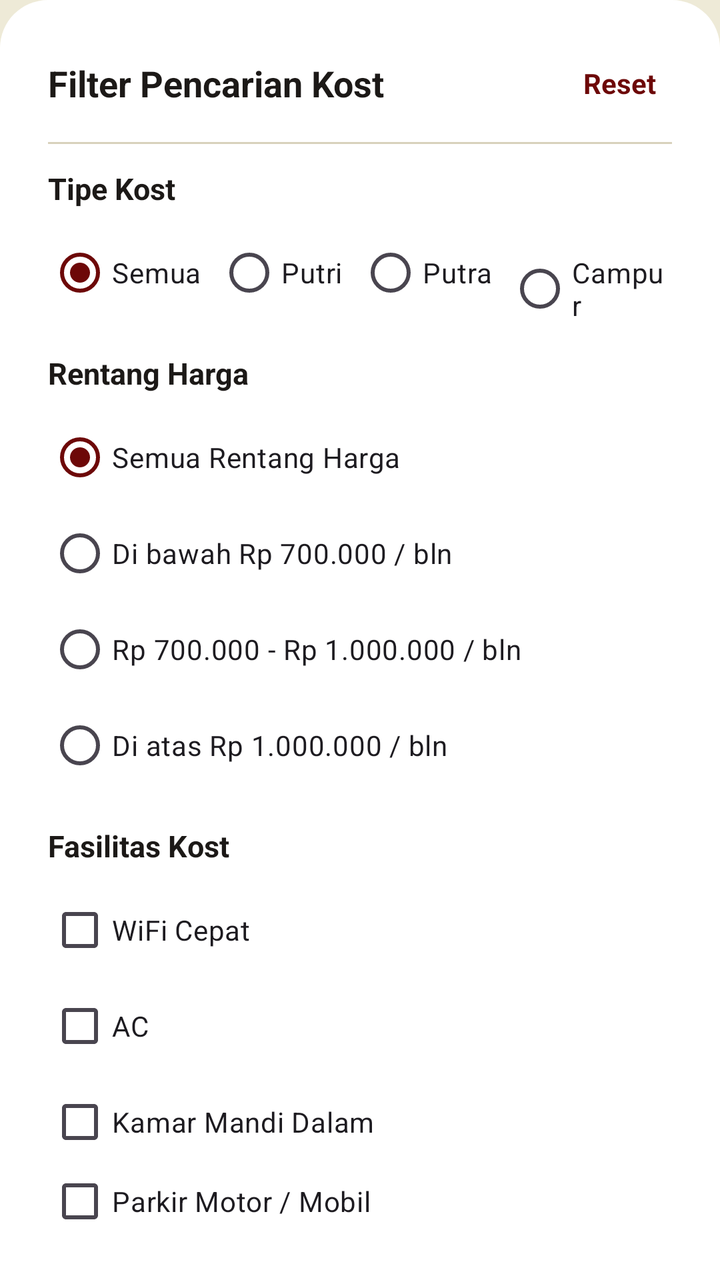
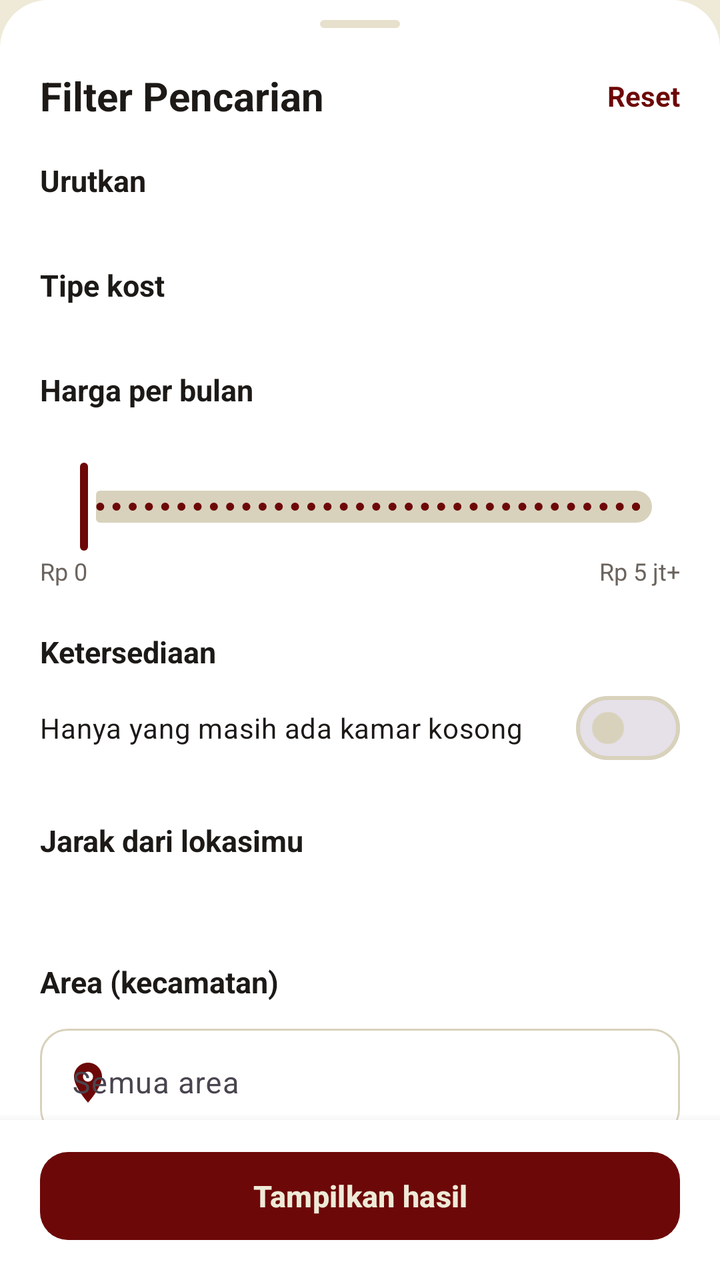

Two renders of the same Android screen: before a commit and after it. Below are the layout's source before the change and the commit's diff.
<!-- AndroidManifest.xml: application theme Theme.CariKostKita -->
<!-- res/layout/bottom_sheet_filter.xml -->
<?xml version="1.0" encoding="utf-8"?>
<LinearLayout xmlns:android="http://schemas.android.com/apk/res/android"
    xmlns:app="http://schemas.android.com/apk/res-auto"
    android:layout_width="match_parent"
    android:layout_height="wrap_content"
    android:background="@drawable/bg_bottom_sheet"
    android:orientation="vertical"
    android:padding="24dp">

    
    <LinearLayout
        android:layout_width="match_parent"
        android:layout_height="wrap_content"
        android:gravity="center_vertical"
        android:orientation="horizontal">

        <TextView
            android:layout_width="0dp"
            android:layout_height="wrap_content"
            android:layout_weight="1"
            android:text="@string/filter_title"
            android:textColor="@color/text_primary"
            android:textSize="18sp"
            android:textStyle="bold" />

        <TextView
            android:id="@+id/tv_filter_reset"
            android:layout_width="wrap_content"
            android:layout_height="wrap_content"
            android:padding="8dp"
            android:text="@string/action_reset"
            android:textColor="@color/primary"
            android:textSize="14sp"
            android:textStyle="bold" />
    </LinearLayout>

    <View
        android:layout_width="match_parent"
        android:layout_height="1dp"
        android:layout_marginVertical="12dp"
        android:background="@color/border" />

    
    <TextView
        android:layout_width="wrap_content"
        android:layout_height="wrap_content"
        android:text="@string/filter_tipe"
        android:textColor="@color/text_primary"
        android:textSize="15sp"
        android:textStyle="bold" />

    <RadioGroup
        android:id="@+id/rg_filter_tipe"
        android:layout_width="match_parent"
        android:layout_height="wrap_content"
        android:layout_marginTop="8dp"
        android:orientation="horizontal">

        <RadioButton
            android:id="@+id/rb_tipe_semua"
            android:layout_width="wrap_content"
            android:layout_height="wrap_content"
            android:checked="true"
            android:text="Semua" />

        <RadioButton
            android:id="@+id/rb_tipe_putri"
            android:layout_width="wrap_content"
            android:layout_height="wrap_content"
            android:layout_marginStart="8dp"
            android:text="Putri" />

        <RadioButton
            android:id="@+id/rb_tipe_putra"
            android:layout_width="wrap_content"
            android:layout_height="wrap_content"
            android:layout_marginStart="8dp"
            android:text="Putra" />

        <RadioButton
            android:id="@+id/rb_tipe_campur"
            android:layout_width="wrap_content"
            android:layout_height="wrap_content"
            android:layout_marginStart="8dp"
            android:text="Campur" />
    </RadioGroup>

    
    <TextView
        android:layout_width="wrap_content"
        android:layout_height="wrap_content"
        android:layout_marginTop="16dp"
        android:text="@string/filter_harga"
        android:textColor="@color/text_primary"
        android:textSize="15sp"
        android:textStyle="bold" />

    <RadioGroup
        android:id="@+id/rg_filter_harga"
        android:layout_width="match_parent"
        android:layout_height="wrap_content"
        android:layout_marginTop="8dp"
        android:orientation="vertical">

        <RadioButton
            android:id="@+id/rb_harga_semua"
            android:layout_width="wrap_content"
            android:layout_height="wrap_content"
            android:checked="true"
            android:text="Semua Rentang Harga" />

        <RadioButton
            android:id="@+id/rb_harga_dibawah_700"
            android:layout_width="wrap_content"
            android:layout_height="wrap_content"
            android:text="Di bawah Rp 700.000 / bln" />

        <RadioButton
            android:id="@+id/rb_harga_700_1jt"
            android:layout_width="wrap_content"
            android:layout_height="wrap_content"
            android:text="Rp 700.000 - Rp 1.000.000 / bln" />

        <RadioButton
            android:id="@+id/rb_harga_diatas_1jt"
            android:layout_width="wrap_content"
            android:layout_height="wrap_content"
            android:text="Di atas Rp 1.000.000 / bln" />
    </RadioGroup>

    
    <TextView
        android:layout_width="wrap_content"
        android:layout_height="wrap_content"
        android:layout_marginTop="16dp"
        android:text="@string/filter_fasilitas"
        android:textColor="@color/text_primary"
        android:textSize="15sp"
        android:textStyle="bold" />

    <LinearLayout
        android:layout_width="match_parent"
        android:layout_height="wrap_content"
        android:layout_marginTop="8dp"
        android:orientation="vertical">

        <CheckBox
            android:id="@+id/cb_fasilitas_wifi"
            android:layout_width="wrap_content"
            android:layout_height="wrap_content"
            android:text="WiFi Cepat" />

        <CheckBox
            android:id="@+id/cb_fasilitas_ac"
            android:layout_width="wrap_content"
            android:layout_height="wrap_content"
            android:text="AC" />

        <CheckBox
            android:id="@+id/cb_fasilitas_km_dalam"
            android:layout_width="wrap_content"
            android:layout_height="wrap_content"
            android:text="Kamar Mandi Dalam" />

        <CheckBox
            android:id="@+id/cb_fasilitas_parkir"
            android:layout_width="wrap_content"
            android:layout_height="wrap_content"
            android:text="Parkir Motor / Mobil" />
    </LinearLayout>

    
    <com.google.android.material.button.MaterialButton
        android:id="@+id/btn_filter_apply"
        android:layout_width="match_parent"
        android:layout_height="54dp"
        android:layout_marginTop="24dp"
        android:backgroundTint="@color/primary"
        android:text="@string/action_apply"
        android:textColor="@color/on_primary"
        android:textSize="16sp"
        app:cornerRadius="12dp" />

</LinearLayout>
<!-- resources referenced by this layout -->
<resources>
  <color name="border">#D8D2BC</color>
  <color name="on_primary">#EEEAD7</color>
  <color name="primary">#6D0808</color>
  <color name="text_primary">#1C1917</color>
  <!-- drawable bg_bottom_sheet (drawable) -->
  <?xml version="1.0" encoding="utf-8"?>
  <shape xmlns:android="http://schemas.android.com/apk/res/android"
      android:shape="rectangle">
      <solid android:color="@color/surface" />
      <corners
          android:topLeftRadius="24dp"
          android:topRightRadius="24dp"
          android:bottomLeftRadius="0dp"
          android:bottomRightRadius="0dp" />
  </shape>
  <string name="action_apply">Terapkan</string>
  <string name="action_reset">Reset</string>
  <string name="filter_fasilitas">Fasilitas Kost</string>
  <string name="filter_harga">Rentang Harga</string>
  <string name="filter_tipe">Tipe Kost</string>
  <string name="filter_title">Filter Pencarian Kost</string>
  <style name="Theme.CariKostKita" parent="Theme.Material3.DayNight.NoActionBar">
          
          <item name="colorPrimary">@color/primary</item>
          <item name="colorPrimaryDark">@color/primary_dark</item>
          <item name="colorOnPrimary">@color/on_primary</item>
          <item name="colorPrimaryContainer">@color/primary_soft</item>
          <item name="colorOnPrimaryContainer">@color/primary</item>
  
          
          <item name="android:windowBackground">@color/background</item>
          <item name="colorSurface">@color/surface</item>
          <item name="colorOnSurface">@color/text_primary</item>
          <item name="colorOutline">@color/border</item>
  
          
          <item name="android:statusBarColor">@color/primary_dark</item>
          <item name="android:windowLightStatusBar">false</item>
          <item name="android:navigationBarColor">@color/background</item>
          <item name="android:windowLightNavigationBar" tools:targetApi="o_mr1">true</item>
      </style>
  <color name="surface">#FFFFFF</color>
  <color name="primary_dark">#620808</color>
  <color name="primary_soft">#F4EFE0</color>
  <color name="background">#EEEAD7</color>
</resources>

<!-- the commit's change to res/layout/bottom_sheet_filter.xml (unified diff, before → after) -->
@@ -2,183 +2,270 @@
 <LinearLayout xmlns:android="http://schemas.android.com/apk/res/android"
     xmlns:app="http://schemas.android.com/apk/res-auto"
     android:layout_width="match_parent"
-    android:layout_height="wrap_content"
+    android:layout_height="match_parent"
     android:background="@drawable/bg_bottom_sheet"
-    android:orientation="vertical"
-    android:padding="24dp">
+    android:orientation="vertical">
+
+    
+    <View
+        android:layout_width="40dp"
+        android:layout_height="4dp"
+        android:layout_gravity="center_horizontal"
+        android:layout_marginTop="10dp"
+        android:background="@drawable/bg_skeleton_pill" />
+
+    <LinearLayout
+        android:layout_width="match_parent"
+        android:layout_height="wrap_content"
+        android:gravity="center_vertical"
+        android:orientation="horizontal"
+        android:paddingStart="20dp"
+        android:paddingTop="10dp"
+        android:paddingEnd="8dp">
+
+        <TextView
+            android:layout_width="0dp"
+            android:layout_height="wrap_content"
+            android:layout_weight="1"
+            android:accessibilityHeading="true"
+            android:text="Filter Pencarian"
+            android:textColor="@color/text_primary"
+            android:textSize="20sp"
+            android:textStyle="bold" />
+
+        <TextView
+            android:id="@+id/tv_filter_reset"
+            android:layout_width="wrap_content"
+            android:layout_height="48dp"
+            android:background="?attr/selectableItemBackground"
+            android:gravity="center"
+            android:paddingHorizontal="12dp"
+            android:text="Reset"
+            android:textColor="@color/primary"
+            android:textSize="14sp"
+            android:textStyle="bold" />
+    </LinearLayout>
+
+    <androidx.core.widget.NestedScrollView
+        android:layout_width="match_parent"
+        android:layout_height="0dp"
+        android:layout_weight="1"
+        android:overScrollMode="never">
+
+        <LinearLayout
+            android:layout_width="match_parent"
+            android:layout_height="wrap_content"
+            android:orientation="vertical"
+            android:paddingHorizontal="20dp"
+            android:paddingBottom="16dp">
+
+            <TextView
+                style="@style/Text.Section.Title"
+                android:layout_width="wrap_content"
+                android:layout_height="wrap_content"
+                android:layout_marginTop="8dp"
+                android:text="Urutkan"
+                android:textSize="15sp" />
+
+            <com.google.android.material.chip.ChipGroup
+                android:id="@+id/cg_filter_sort"
+                android:layout_width="match_parent"
+                android:layout_height="wrap_content"
+                android:layout_marginTop="10dp"
+                app:chipSpacingHorizontal="8dp"
+                app:chipSpacingVertical="4dp"
+                app:selectionRequired="true"
+                app:singleSelection="true" />
+
+            <TextView
+                style="@style/Text.Section.Title"
+                android:layout_width="wrap_content"
+                android:layout_height="wrap_content"
+                android:layout_marginTop="22dp"
+                android:text="Tipe kost"
+                android:textSize="15sp" />
+
+            <com.google.android.material.chip.ChipGroup
+                android:id="@+id/cg_filter_tipe"
+                android:layout_width="match_parent"
+                android:layout_height="wrap_content"
+                android:layout_marginTop="10dp"
+                app:chipSpacingHorizontal="8dp"
+                app:chipSpacingVertical="4dp"
+                app:selectionRequired="true"
+                app:singleSelection="true" />
+
+            <TextView
+                style="@style/Text.Section.Title"
+                android:layout_width="wrap_content"
+                android:layout_height="wrap_content"
+                android:layout_marginTop="22dp"
+                android:text="Harga per bulan"
+                android:textSize="15sp" />
+
+            <TextView
+                android:id="@+id/tv_filter_price_label"
+                android:layout_width="wrap_content"
+                android:layout_height="wrap_content"
+                android:layout_marginTop="4dp"
+                android:textColor="@color/primary"
+                android:textSize="15sp"
+                android:textStyle="bold" />
+
+            <com.google.android.material.slider.RangeSlider
+                android:id="@+id/rs_filter_price"
+                android:layout_width="match_parent"
+                android:layout_height="wrap_content"
+                android:contentDescription="Rentang harga per bulan"
+                android:stepSize="100000"
+                android:valueFrom="0"
+                android:valueTo="5000000"
+                app:labelBehavior="gone"
+                app:thumbColor="@color/primary"
+                app:trackColorActive="@color/primary"
+                app:trackColorInactive="@color/border_subtle" />
+
+            <LinearLayout
+                android:layout_width="match_parent"
+                android:layout_height="wrap_content"
+                android:orientation="horizontal">
+
+                <TextView
+                    android:layout_width="0dp"
+                    android:layout_height="wrap_content"
+                    android:layout_weight="1"
+                    android:text="Rp 0"
+                    android:textColor="@color/text_muted"
+                    android:textSize="12sp" />
+
+                <TextView
+                    android:layout_width="wrap_content"
+                    android:layout_height="wrap_content"
+                    android:text="Rp 5 jt+"
+                    android:textColor="@color/text_muted"
+                    android:textSize="12sp" />
+            </LinearLayout>
+
+            <TextView
+                style="@style/Text.Section.Title"
+                android:layout_width="wrap_content"
+                android:layout_height="wrap_content"
+                android:layout_marginTop="22dp"
+                android:text="Ketersediaan"
+                android:textSize="15sp" />
+
+            <com.google.android.material.materialswitch.MaterialSwitch
+                android:id="@+id/sw_filter_available"
+                android:layout_width="match_parent"
+                android:layout_height="wrap_content"
+                android:layout_marginTop="4dp"
+                android:minHeight="48dp"
+                android:text="Hanya yang masih ada kamar kosong"
+                android:textColor="@color/text_primary"
+                android:textSize="14sp" />
+
+            <TextView
+                style="@style/Text.Section.Title"
+                android:layout_width="wrap_content"
+                android:layout_height="wrap_content"
+                android:layout_marginTop="22dp"
+                android:text="Jarak dari lokasimu"
+                android:textSize="15sp" />
+
+            <TextView
+                android:id="@+id/tv_filter_distance_hint"
+                android:layout_width="wrap_content"
+                android:layout_height="wrap_content"
+                android:layout_marginTop="2dp"
+                android:textColor="@color/text_muted"
+                android:textSize="12sp" />
+
+            <com.google.android.material.chip.ChipGroup
+                android:id="@+id/cg_filter_distance"
+                android:layout_width="match_parent"
+                android:layout_height="wrap_content"
+                android:layout_marginTop="10dp"
+                app:chipSpacingHorizontal="8dp"
+                app:chipSpacingVertical="4dp"
+                app:selectionRequired="true"
+                app:singleSelection="true" />
+
+            <TextView
+                style="@style/Text.Section.Title"
+                android:layout_width="wrap_content"
+                android:layout_height="wrap_content"
+                android:layout_marginTop="22dp"
+                android:text="Area (kecamatan)"
+                android:textSize="15sp" />
+
+            <com.google.android.material.textfield.TextInputLayout
+                android:id="@+id/til_filter_area"
+                style="@style/Widget.Material3.TextInputLayout.OutlinedBox.ExposedDropdownMenu"
+                android:layout_width="match_parent"
+                android:layout_height="wrap_content"
+                android:layout_marginTop="8dp"
+                android:hint="Semua area"
+                app:boxCornerRadiusBottomEnd="14dp"
+                app:boxCornerRadiusBottomStart="14dp"
+                app:boxCornerRadiusTopEnd="14dp"
+                app:boxCornerRadiusTopStart="14dp"
+                app:endIconMode="clear_text"
+                app:startIconDrawable="@drawable/ic_location_pin"
+                app:startIconTint="@color/primary">
+
+                <AutoCompleteTextView
+                    android:id="@+id/act_filter_area"
+                    android:layout_width="match_parent"
+                    android:layout_height="wrap_content"
+                    android:completionThreshold="1"
+                    android:inputType="text"
+                    android:textSize="15sp" />
+            </com.google.android.material.textfield.TextInputLayout>
+
+            <TextView
+                style="@style/Text.Section.Title"
+                android:layout_width="wrap_content"
+                android:layout_height="wrap_content"
+                android:layout_marginTop="22dp"
+                android:text="Fasilitas"
+                android:textSize="15sp" />
+
+            <TextView
+                android:layout_width="wrap_content"
+                android:layout_height="wrap_content"
+                android:layout_marginTop="2dp"
+                android:text="Kost harus punya semua yang dipilih"
+                android:textColor="@color/text_muted"
+                android:textSize="12sp" />
+
+            <com.google.android.material.chip.ChipGroup
+                android:id="@+id/cg_filter_fasilitas"
+                android:layout_width="match_parent"
+                android:layout_height="wrap_content"
+                android:layout_marginTop="10dp"
+                app:chipSpacingHorizontal="8dp"
+                app:chipSpacingVertical="4dp"
+                app:selectionRequired="false"
+                app:singleSelection="false" />
+        </LinearLayout>
+    </androidx.core.widget.NestedScrollView>
 
     
     <LinearLayout
         android:layout_width="match_parent"
         android:layout_height="wrap_content"
-        android:gravity="center_vertical"
-        android:orientation="horizontal">
-
-        <TextView
-            android:layout_width="0dp"
+        android:background="@color/surface"
+        android:elevation="8dp"
+        android:orientation="vertical"
+        android:paddingHorizontal="20dp"
+        android:paddingTop="12dp"
+        android:paddingBottom="16dp">
+
+        <com.google.android.material.button.MaterialButton
+            android:id="@+id/btn_filter_apply"
+            style="@style/Button.CariKost.Primary"
+            android:layout_width="match_parent"
             android:layout_height="wrap_content"
-            android:layout_weight="1"
-            android:text="@string/filter_title"
-            android:textColor="@color/text_primary"
-            android:textSize="18sp"
-            android:textStyle="bold" />
-
-        <TextView
-            android:id="@+id/tv_filter_reset"
-            android:layout_width="wrap_content"
-            android:layout_height="wrap_content"
-            android:padding="8dp"
-            android:text="@string/action_reset"
-            android:textColor="@color/primary"
-            android:textSize="14sp"
-            android:textStyle="bold" />
+            android:text="Tampilkan hasil" />
     </LinearLayout>
-
-    <View
-        android:layout_width="match_parent"
-        android:layout_height="1dp"
-        android:layout_marginVertical="12dp"
-        android:background="@color/border" />
-
-    
-    <TextView
-        android:layout_width="wrap_content"
-        android:layout_height="wrap_content"
-        android:text="@string/filter_tipe"
-        android:textColor="@color/text_primary"
-        android:textSize="15sp"
-        android:textStyle="bold" />
-
-    <RadioGroup
-        android:id="@+id/rg_filter_tipe"
-        android:layout_width="match_parent"
-        android:layout_height="wrap_content"
-        android:layout_marginTop="8dp"
-        android:orientation="horizontal">
-
-        <RadioButton
-            android:id="@+id/rb_tipe_semua"
-            android:layout_width="wrap_content"
-            android:layout_height="wrap_content"
-            android:checked="true"
-            android:text="Semua" />
-
-        <RadioButton
-            android:id="@+id/rb_tipe_putri"
-            android:layout_width="wrap_content"
-            android:layout_height="wrap_content"
-            android:layout_marginStart="8dp"
-            android:text="Putri" />
-
-        <RadioButton
-            android:id="@+id/rb_tipe_putra"
-            android:layout_width="wrap_content"
-            android:layout_height="wrap_content"
-            android:layout_marginStart="8dp"
-            android:text="Putra" />
-
-        <RadioButton
-            android:id="@+id/rb_tipe_campur"
-            android:layout_width="wrap_content"
-            android:layout_height="wrap_content"
-            android:layout_marginStart="8dp"
-            android:text="Campur" />
-    </RadioGroup>
-
-    
-    <TextView
-        android:layout_width="wrap_content"
-        android:layout_height="wrap_content"
-        android:layout_marginTop="16dp"
-        android:text="@string/filter_harga"
-        android:textColor="@color/text_primary"
-        android:textSize="15sp"
-        android:textStyle="bold" />
-
-    <RadioGroup
-        android:id="@+id/rg_filter_harga"
-        android:layout_width="match_parent"
-        android:layout_height="wrap_content"
-        android:layout_marginTop="8dp"
-        android:orientation="vertical">
-
-        <RadioButton
-            android:id="@+id/rb_harga_semua"
-            android:layout_width="wrap_content"
-            android:layout_height="wrap_content"
-            android:checked="true"
-            android:text="Semua Rentang Harga" />
-
-        <RadioButton
-            android:id="@+id/rb_harga_dibawah_700"
-            android:layout_width="wrap_content"
-            android:layout_height="wrap_content"
-            android:text="Di bawah Rp 700.000 / bln" />
-
-        <RadioButton
-            android:id="@+id/rb_harga_700_1jt"
-            android:layout_width="wrap_content"
-            android:layout_height="wrap_content"
-            android:text="Rp 700.000 - Rp 1.000.000 / bln" />
-
-        <RadioButton
-            android:id="@+id/rb_harga_diatas_1jt"
-            android:layout_width="wrap_content"
-            android:layout_height="wrap_content"
-            android:text="Di atas Rp 1.000.000 / bln" />
-    </RadioGroup>
-
-    
-    <TextView
-        android:layout_width="wrap_content"
-        android:layout_height="wrap_content"
-        android:layout_marginTop="16dp"
-        android:text="@string/filter_fasilitas"
-        android:textColor="@color/text_primary"
-        android:textSize="15sp"
-        android:textStyle="bold" />
-
-    <LinearLayout
-        android:layout_width="match_parent"
-        android:layout_height="wrap_content"
-        android:layout_marginTop="8dp"
-        android:orientation="vertical">
-
-        <CheckBox
-            android:id="@+id/cb_fasilitas_wifi"
-            android:layout_width="wrap_content"
-            android:layout_height="wrap_content"
-            android:text="WiFi Cepat" />
-
-        <CheckBox
-            android:id="@+id/cb_fasilitas_ac"
-            android:layout_width="wrap_content"
-            android:layout_height="wrap_content"
-            android:text="AC" />
-
-        <CheckBox
-            android:id="@+id/cb_fasilitas_km_dalam"
-            android:layout_width="wrap_content"
-            android:layout_height="wrap_content"
-            android:text="Kamar Mandi Dalam" />
-
-        <CheckBox
-            android:id="@+id/cb_fasilitas_parkir"
-            android:layout_width="wrap_content"
-            android:layout_height="wrap_content"
-            android:text="Parkir Motor / Mobil" />
-    </LinearLayout>
-
-    
-    <com.google.android.material.button.MaterialButton
-        android:id="@+id/btn_filter_apply"
-        android:layout_width="match_parent"
-        android:layout_height="54dp"
-        android:layout_marginTop="24dp"
-        android:backgroundTint="@color/primary"
-        android:text="@string/action_apply"
-        android:textColor="@color/on_primary"
-        android:textSize="16sp"
-        app:cornerRadius="12dp" />
-
 </LinearLayout>
<!-- resource entries referenced after the edit -->
@@ -1,5 +1,6 @@
 <!-- resources referenced by this layout -->
 <resources>
+  <color name="border_subtle">#D8D2BC</color>
   <color name="border">#D8D2BC</color>
   <color name="on_primary">#EEEAD7</color>
   <color name="primary">#6D0808</color>
@@ -15,12 +16,37 @@
           android:bottomLeftRadius="0dp"
           android:bottomRightRadius="0dp" />
   </shape>
-  <string name="action_apply">Terapkan</string>
-  <string name="action_reset">Reset</string>
-  <string name="filter_fasilitas">Fasilitas Kost</string>
-  <string name="filter_harga">Rentang Harga</string>
-  <string name="filter_tipe">Tipe Kost</string>
-  <string name="filter_title">Filter Pencarian Kost</string>
+  <!-- drawable bg_skeleton_pill (drawable) -->
+  <?xml version="1.0" encoding="utf-8"?>
+  <shape xmlns:android="http://schemas.android.com/apk/res/android"
+      android:shape="rectangle">
+      <solid android:color="@color/skeleton_base" />
+      <corners android:radius="20dp" />
+  </shape>
+  <!-- drawable ic_location_pin (drawable) -->
+  <vector xmlns:android="http://schemas.android.com/apk/res/android"
+      android:width="24dp"
+      android:height="24dp"
+      android:viewportWidth="24"
+      android:viewportHeight="24">
+      <path
+          android:fillColor="@color/primary"
+          android:pathData="M12,2C8.13,2 5,5.13 5,9c0,5.25 7,13 7,13s7,-7.75 7,-13c0,-3.87 -3.13,-7 -7,-7zm0,9.5c-1.38,0 -2.5,-1.12 -2.5,-2.5s1.12,-2.5 2.5,-2.5 2.5,1.12 2.5,2.5 -1.12,2.5 -2.5,2.5z"/>
+  </vector>
+  <style name="Button.CariKost.Primary" parent="Widget.Material3.Button">
+          <item name="android:minHeight">@dimen/ck_button_height</item>
+          <item name="android:textSize">15sp</item>
+          <item name="android:textStyle">bold</item>
+          <item name="android:textAllCaps">false</item>
+          <item name="backgroundTint">@color/primary</item>
+          <item name="android:textColor">@color/on_primary</item>
+          <item name="cornerRadius">14dp</item>
+      </style>
+  <style name="Text.Section.Title" parent="">
+          <item name="android:textColor">@color/text_primary</item>
+          <item name="android:textSize">17sp</item>
+          <item name="android:textStyle">bold</item>
+      </style>
   <style name="Theme.CariKostKita" parent="Theme.Material3.DayNight.NoActionBar">
           
           <item name="colorPrimary">@color/primary</item>
@@ -41,7 +67,10 @@
           <item name="android:navigationBarColor">@color/background</item>
           <item name="android:windowLightNavigationBar" tools:targetApi="o_mr1">true</item>
       </style>
+  <color name="skeleton_base">#E6E0CC</color>
+  <dimen name="ck_button_height">52dp</dimen>
   <color name="surface">#FFFFFF</color>
+  <color name="text_muted">#6B645E</color>
   <color name="primary_dark">#620808</color>
   <color name="primary_soft">#F4EFE0</color>
   <color name="background">#EEEAD7</color>
